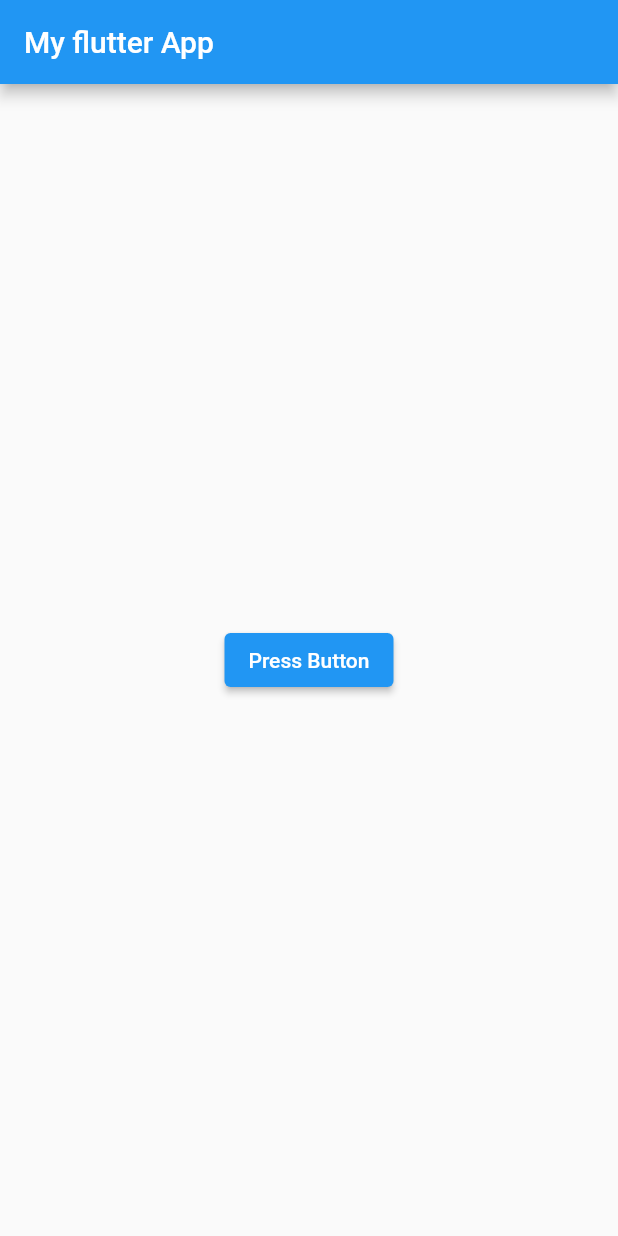
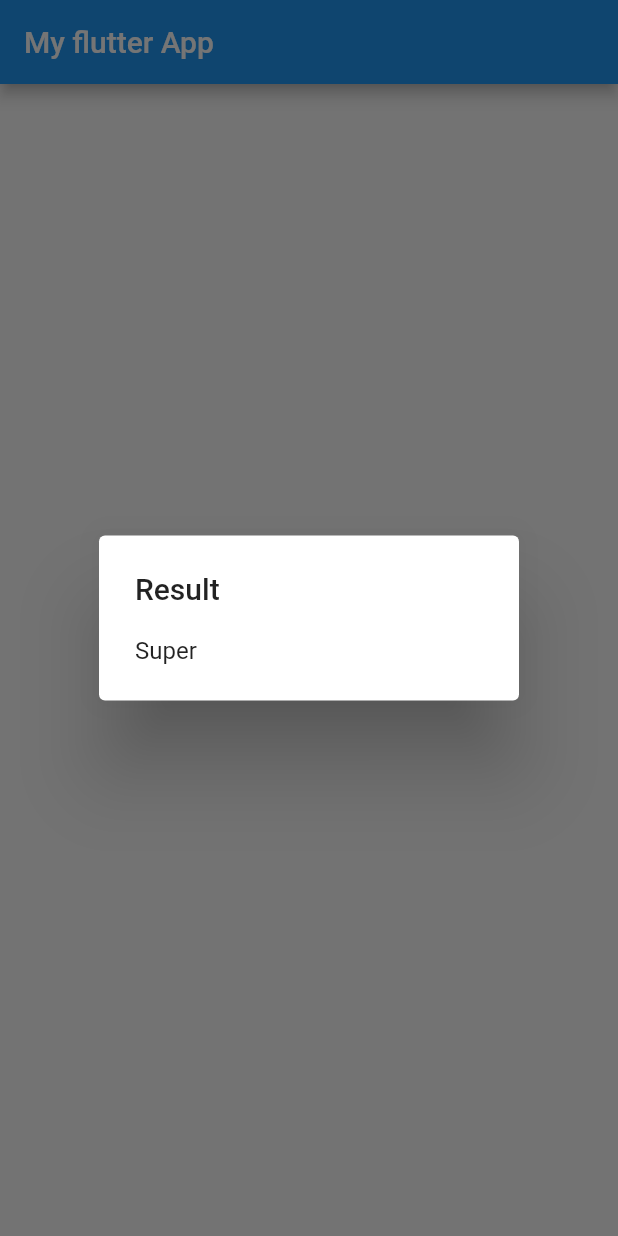
Before and after one commit to SEIDY-KANTE/flutter-demo, a Flutter app: the screen it shows after launch, after a tap on "Press Button", on a phone screen of 412 x 824 dp. Run offline on Flutter 3.47's test engine with Material 2 defaults, Android fonts, the phone set to English and light mode, and no system bars.

Commit message:
first class

```diff
--- a/lib/main.dart
+++ b/lib/main.dart
@@ -1,20 +1,33 @@
 import 'package:flutter/material.dart';
 
 void main() {
+  runApp(const MaterialApp(
+    home: MyApp(),
+  ));
+}
 
-  runApp(MaterialApp(
-    home: Scaffold(
+class MyApp extends StatelessWidget {
+  const MyApp({super.key});
+
+  @override
+  Widget build(BuildContext context) {
+    return Scaffold(
       appBar: AppBar(
         title: const Text("My flutter App"),
       ),
       body: Center(
-        child: ElevatedButton(onPressed: (){
-          var alert=const AlertDialog(
-            title: Text("Result"),
-            content: Text("Super"),
-          );
-        }, child: const Text('Press Button')),
+        child: ElevatedButton(
+            onPressed: () {
+              var alert = const AlertDialog(
+                title: Text("Result"),
+                content: Text("Super"),
+              );
+
+              showDialog(
+                  context: context, builder: (BuildContext context) => alert);
+            },
+            child: const Text('Press Button')),
       ),
-    ),
-  ));
+    );
+  }
 }
```
